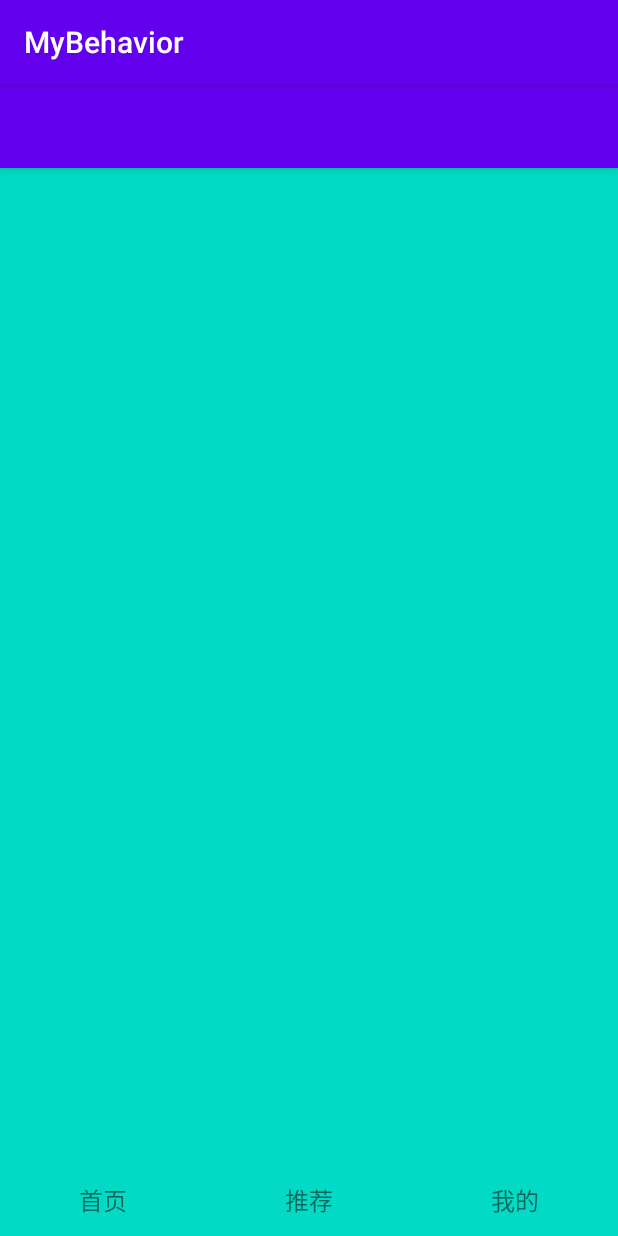
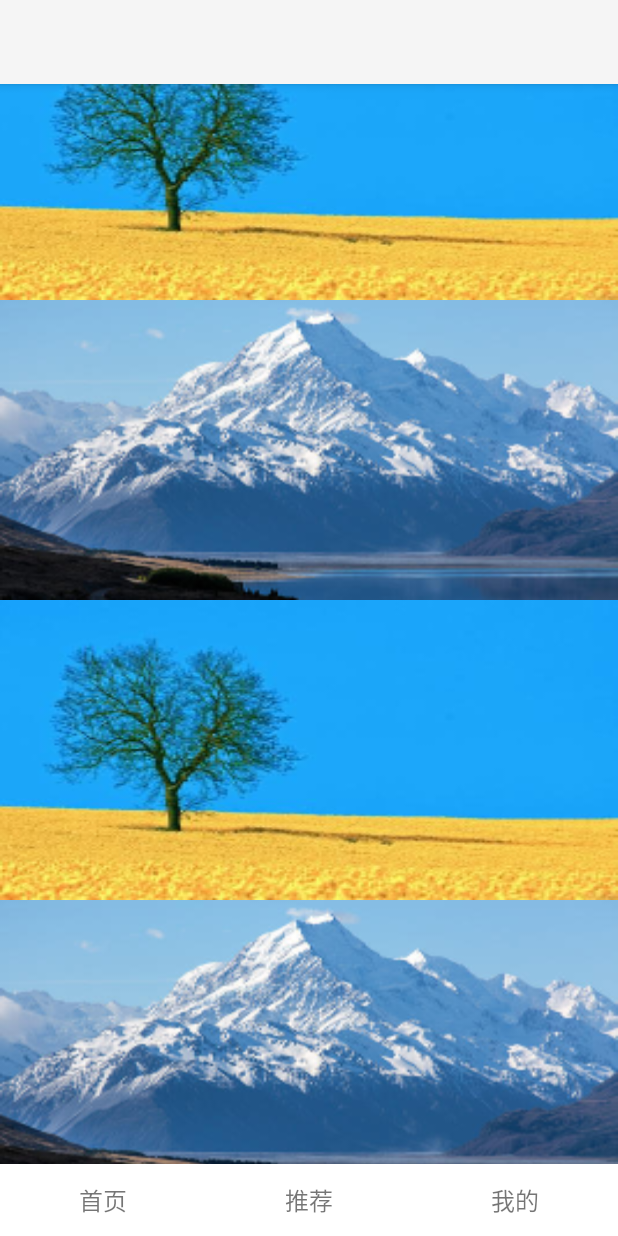
Before and after one commit to running-libo/MyBehavior, an Android app: the screen it shows after launch (MainActivity), on a phone screen of 412 x 824 dp. Run offline under Robolectric (Android 15) with nearby library versions, the phone set to English and light mode, and no system bars.

Commit message:
scrollview加上

```diff
--- a/app/src/main/AndroidManifest.xml
+++ b/app/src/main/AndroidManifest.xml
@@ -8,7 +8,7 @@
         android:label="@string/app_name"
         android:roundIcon="@mipmap/ic_launcher_round"
         android:supportsRtl="true"
-        android:theme="@style/AppTheme">
+        android:theme="@style/Theme.AppCompat.Light.NoActionBar">
         <activity android:name=".MainActivity">
             <intent-filter>
                 <action android:name="android.intent.action.MAIN" />
--- a/app/src/main/res/layout/activity_main.xml
+++ b/app/src/main/res/layout/activity_main.xml
@@ -25,12 +25,44 @@
 
         <LinearLayout
             android:layout_width="match_parent"
-            android:layout_height="match_parent">
+            android:layout_height="match_parent"
+            android:orientation="vertical">
 
-            <TextView
+            <ImageView
                 android:layout_width="match_parent"
-                android:layout_height="1800dp"
-                android:background="@color/colorAccent"/>
+                android:layout_height="200dp"
+                android:scaleType="centerCrop"
+                android:background="@mipmap/pic1"/>
+
+            <ImageView
+                android:layout_width="match_parent"
+                android:layout_height="200dp"
+                android:scaleType="centerCrop"
+                android:background="@mipmap/pic2"/>
+
+            <ImageView
+                android:layout_width="match_parent"
+                android:layout_height="200dp"
+                android:scaleType="centerCrop"
+                android:background="@mipmap/pic1"/>
+
+            <ImageView
+                android:layout_width="match_parent"
+                android:layout_height="200dp"
+                android:scaleType="centerCrop"
+                android:background="@mipmap/pic2"/>
+
+            <ImageView
+                android:layout_width="match_parent"
+                android:layout_height="200dp"
+                android:scaleType="centerCrop"
+                android:background="@mipmap/pic1"/>
+
+            <ImageView
+                android:layout_width="match_parent"
+                android:layout_height="200dp"
+                android:scaleType="centerCrop"
+                android:background="@mipmap/pic2"/>
         </LinearLayout>
     </androidx.core.widget.NestedScrollView>
 
@@ -39,6 +71,7 @@
         android:layout_width="match_parent"
         android:layout_height="48dp"
         android:layout_gravity="bottom"
+        android:background="#fff"
         app:layout_constraintBottom_toBottomOf="parent"
         android:orientation="horizontal">
 
```
Also changed, not shown: app/src/main/res/mipmap-xxhdpi/pic1.jpg (added), app/src/main/res/mipmap-xxhdpi/pic2.jpg (added).
